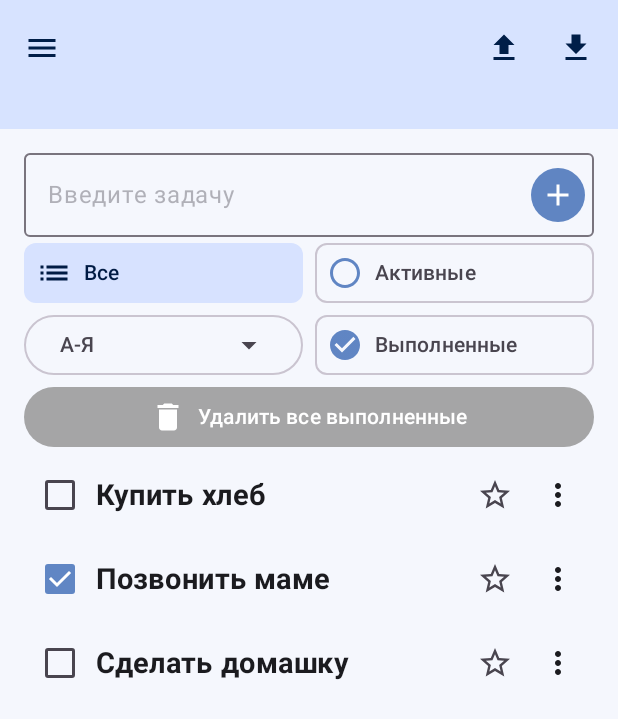
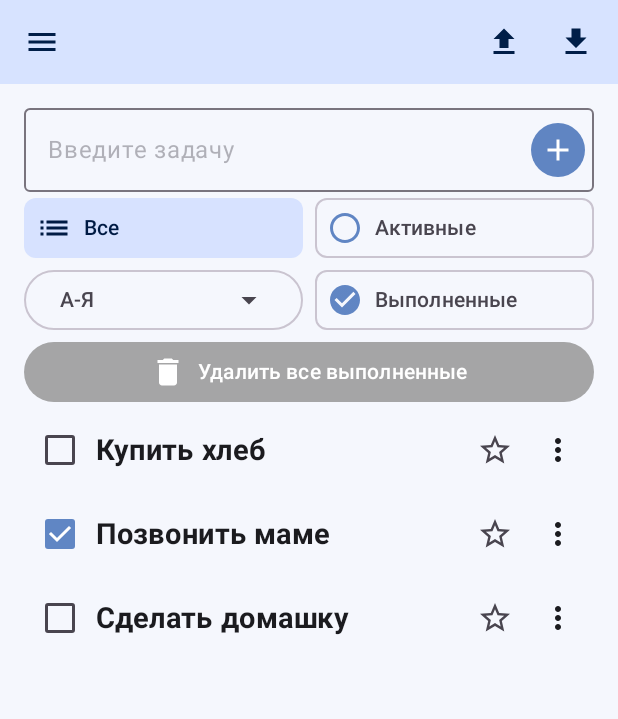
Before and after one commit to Denis24-sdk/ToDo-List-in-Kotlin, an Android app built with Jetpack Compose: the screen it shows after launch (MainActivity), on a phone screen of 412 x 824 dp. Shown: the top 719 px of the screen. Run offline under Robolectric (Android 15) with nearby library versions, the phone set to English and light mode, and no system bars; libraries missing offline, so code that uses them is left out: androidx.datastore.preferences, androidx.lifecycle.lifecycleScope, com.google.gson, com.google.gson.reflect, kotlinx.coroutines and 3 more.

Commit message:
Мелочи

```diff
--- a/app/src/main/java/com/example/myfirstapp/MainActivity.kt
+++ b/app/src/main/java/com/example/myfirstapp/MainActivity.kt
@@ -575,7 +575,7 @@ fun TaskItem(
                     // линия под задачей, когда подзадача свёрнута
                     if (!expanded && task.subtasks.isNotEmpty()) {
                         val verticalLengthPx = 12.dp.toPx()
-                        val horizontalLengthPx = 250.dp.toPx()
+                        val horizontalLengthPx = 70.dp.toPx()
                         val startX = indentPx + 24.dp.toPx()
                         val startY = heightPx - 14.dp.toPx()
                         drawLine(
@@ -1167,7 +1167,7 @@ fun ToDoAppScreen(
                         }
 
                     },
-                    modifier = Modifier.height(86.dp), // Высота шапки 86dp
+                    modifier = Modifier.height(56.dp),
                     colors = TopAppBarDefaults.centerAlignedTopAppBarColors(
                         containerColor = MaterialTheme.colorScheme.primaryContainer,
                         titleContentColor = MaterialTheme.colorScheme.onPrimaryContainer,
```
